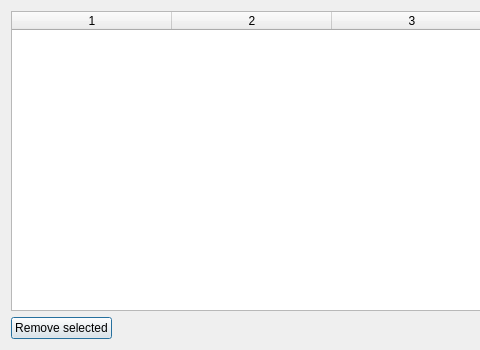
The window that pupgui2/resources/ui/pupgui2_shortcutdialog.ui (DavidoTek/ProtonUp-Qt) describes before a commit, drawn with Qt 5; both pictures show x 0 to 480 and y 0 to 350 of the 700 by 350 pixel window.
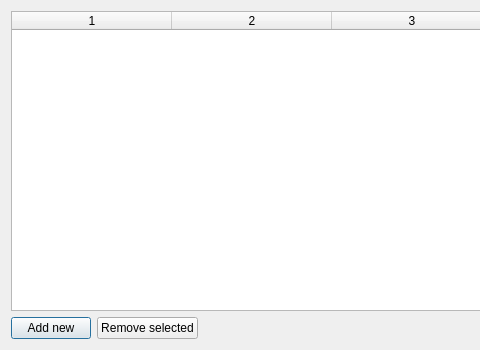
The same window after the commit.

Commit message: Shortcut Dialog: Add New Shortcut Button

The edit to the form file:
```diff
--- a/pupgui2/resources/ui/pupgui2_shortcutdialog.ui
+++ b/pupgui2/resources/ui/pupgui2_shortcutdialog.ui
@@ -48,6 +48,16 @@
    </item>
    <item>
     <layout class="QHBoxLayout" name="horizontalLayout">
+     <item>
+      <widget class="QPushButton" name="btnAdd">
+       <property name="toolTip">
+        <string>Add a new shortcut. Currently only works if there is at least one other shortcut</string>
+       </property>
+       <property name="text">
+        <string>Add new</string>
+       </property>
+      </widget>
+     </item>
      <item>
       <widget class="QPushButton" name="btnRemove">
        <property name="text">
```
Left out of the diff: 9 changed lines with no effect on the pictures. The commit also changes 2 other files.
